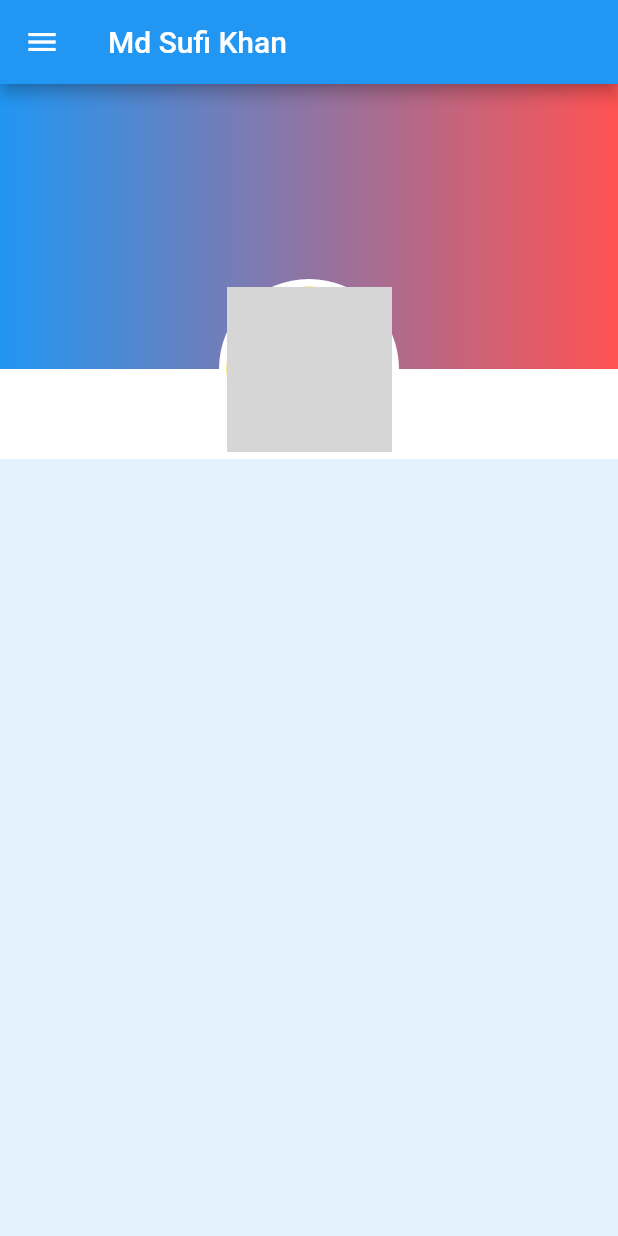
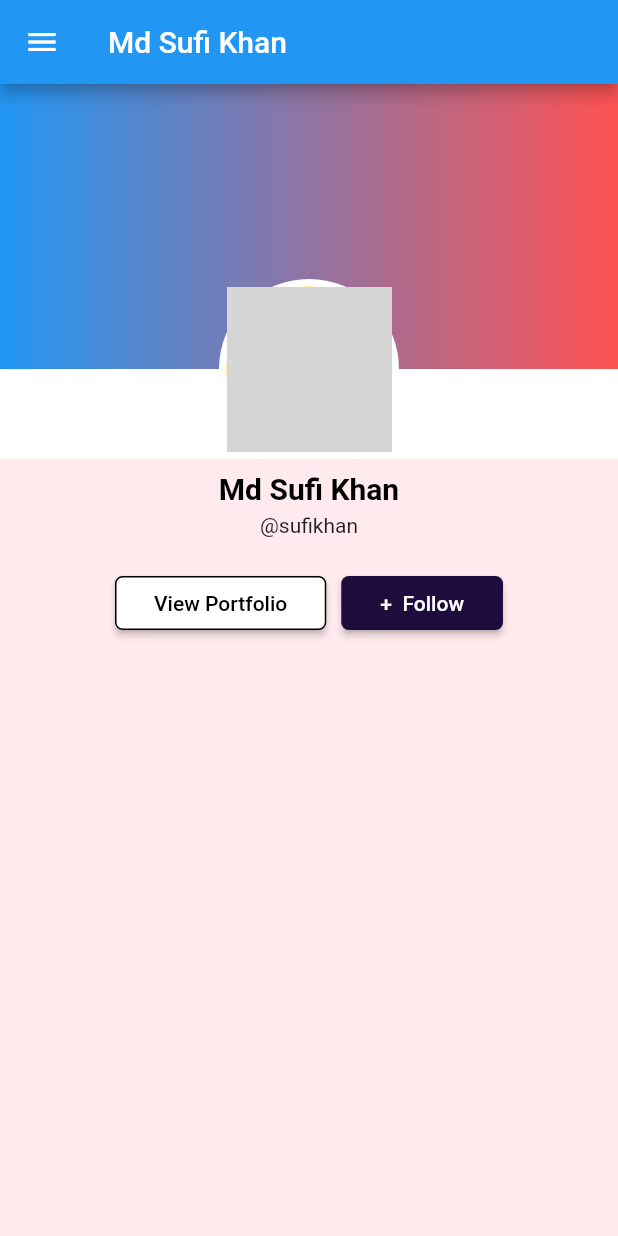
Before and after one commit to sufidu/portfolio_template_ui, a Flutter app: the HomeScreen screen opened directly, on a phone screen of 412 x 824 dp. Run offline on Flutter 3.47's test engine with Material 2 defaults, Android fonts, the phone set to English and light mode, and no system bars; network calls fail; grey boxes are pictures that could not be loaded.

Commit message:
Created Elevated Button with border design.

```diff
--- a/lib/screens/home_screen.dart
+++ b/lib/screens/home_screen.dart
@@ -26,7 +26,7 @@ class _HomeScreenState extends State<HomeScreen> {
     _isMobile = _screenSize.width > 700 ? false : true;
     return SafeArea(
       child: Scaffold(
-        backgroundColor: Colors.blue[50],
+        backgroundColor: Colors.red[50],
         appBar: AppBar(
           backgroundColor: Colors.blue,
           title: Text('Md Sufi Khan'),
@@ -79,7 +79,75 @@ class _HomeScreenState extends State<HomeScreen> {
                   ),
                 ],
               ),
-
+              Column(
+                children: [
+                  const SizedBox(
+                    height: 8,
+                  ),
+                  const Text(
+                    "Md Sufi Khan",
+                    style: TextStyle(
+                        fontSize: 20,
+                        fontWeight: FontWeight.bold,
+                        color: Colors.black),
+                  ),
+                  const SizedBox(
+                    height: 5,
+                  ),
+                  const Text(
+                    "@sufikhan",
+                    style: TextStyle(color: Colors.black87),
+                  ),
+                  const SizedBox(
+                    height: 20,
+                  ),
+                  Row(
+                    mainAxisAlignment: MainAxisAlignment.center,
+                    children: [
+                      ElevatedButton(
+                        onPressed: () {},
+                        style: ButtonStyle(
+                          foregroundColor:
+                              MaterialStateProperty.all<Color>(Colors.black),
+                          backgroundColor:
+                              MaterialStateProperty.all<Color>(Colors.white),
+                          shape: MaterialStateProperty.all(
+                            RoundedRectangleBorder(
+                              borderRadius: BorderRadius.circular(5.0),
+                              side: const BorderSide(color: Colors.black),
+                            ),
+                          ),
+                        ),
+                        child: const Padding(
+                          padding: EdgeInsets.all(10.0),
+                          child: Text("View Portfolio"),
+                        ),
+                      ),
+                      const SizedBox(
+                        width: 10,
+                      ),
+                      ElevatedButton(
+                        onPressed: () {},
+                        style: ButtonStyle(
+                          foregroundColor:
+                              MaterialStateProperty.all<Color>(Colors.white),
+                          backgroundColor:
+                              MaterialStateProperty.all<Color>(Color.fromARGB(255, 30, 13, 60)),
+                          shape: MaterialStateProperty.all(
+                            RoundedRectangleBorder(
+                              borderRadius: BorderRadius.circular(5.0),
+                            ),
+                          ),
+                        ),
+                        child: const Padding(
+                          padding: EdgeInsets.all(10.0),
+                          child: Text("+  Follow"),
+                        ),
+                      ),
+                    ],
+                  ),
+                ],
+              )
             ],
           ),
         ),
```
